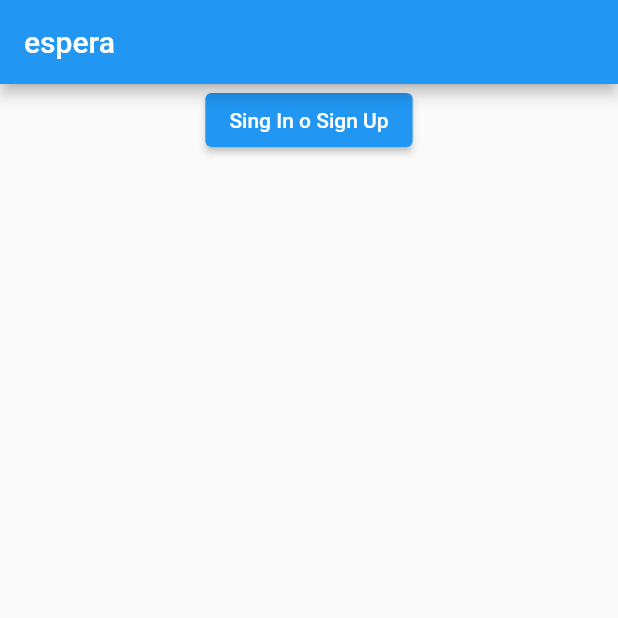
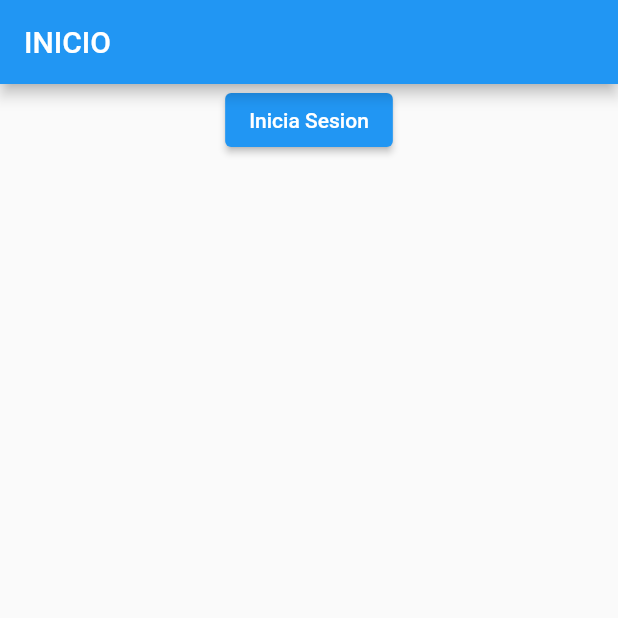
Before and after one commit to samigarcia/password, a Flutter app: the screen it shows after launch, on a phone screen of 412 x 824 dp, the top half of it. Run offline on Flutter 3.47's test engine with Material 2 defaults, Android fonts, the phone set to English and light mode, and no system bars; our stand-ins replace adaptive_theme, fluttertoast, image_picker, local_auth, sqflite; missing offline and left inert: encrypt; accounts and stored records are empty.

```diff
--- a/lib/main.dart
+++ b/lib/main.dart
@@ -31,13 +31,13 @@ class MyApp extends StatelessWidget {
   }
 }
 
+//clase principal que se ejecuta al abrir la aplicacion
 // ignore: must_be_immutable
 class First extends StatelessWidget {
   //variables para la funcion de huella
   final LocalAuthentication _autenticacion = LocalAuthentication();
   bool authenticated = false;
   bool isAuthorized = false;
-  String _autorizado = "No autorizado";
   //-----------------------------------
 
   First({super.key});
@@ -52,7 +52,7 @@ class First extends StatelessWidget {
   }
 //-----------------------------------------------------------------------------------------------
 
-//metodo para autenticarse con Huella o FaceID---------------------------------------------------
+//metodo para autenticarse con Huella o FaceID-----------------------------
   // ignore: unused_element
   Future<void> _autorizar(BuildContext context) async {
     try {
@@ -72,19 +72,19 @@ class First extends StatelessWidget {
       print(e);
     }
   }
-//-----------------------------------------------------------------------------------------------
+//----------------------------------------------------------------------------
 
   @override
   Widget build(BuildContext context) {
     return Scaffold(
       appBar: AppBar(
-        title: const Text('espera'),
+        title: const Text('INICIO'),
       ),
       body: Column(
         children: [
           Center(
             child: ElevatedButton(
-                child: const Text('Sing In o Sign Up'),
+                child: const Text('Inicia Sesion'),
                 onPressed: () async {
                   final Database database = await _openDB();
                   final int? cont;
@@ -92,7 +92,7 @@ class First extends StatelessWidget {
                   cont = Sqflite.firstIntValue(
                       await database.rawQuery('SELECT COUNT(*) FROM usuario;'));
                   debugPrint('cantidad de personas: $cont');
-                  //si hay datos quiere decir que ya se registro la persona
+                  //si hay datos quiere decir que ya se registro un usuario
                   if (cont! > 1) {
                     // ignore: use_build_context_synchronously
                     _autorizar(context);
```
Also changed, not shown: lib/db/db.dart (+0 -23 lines).
